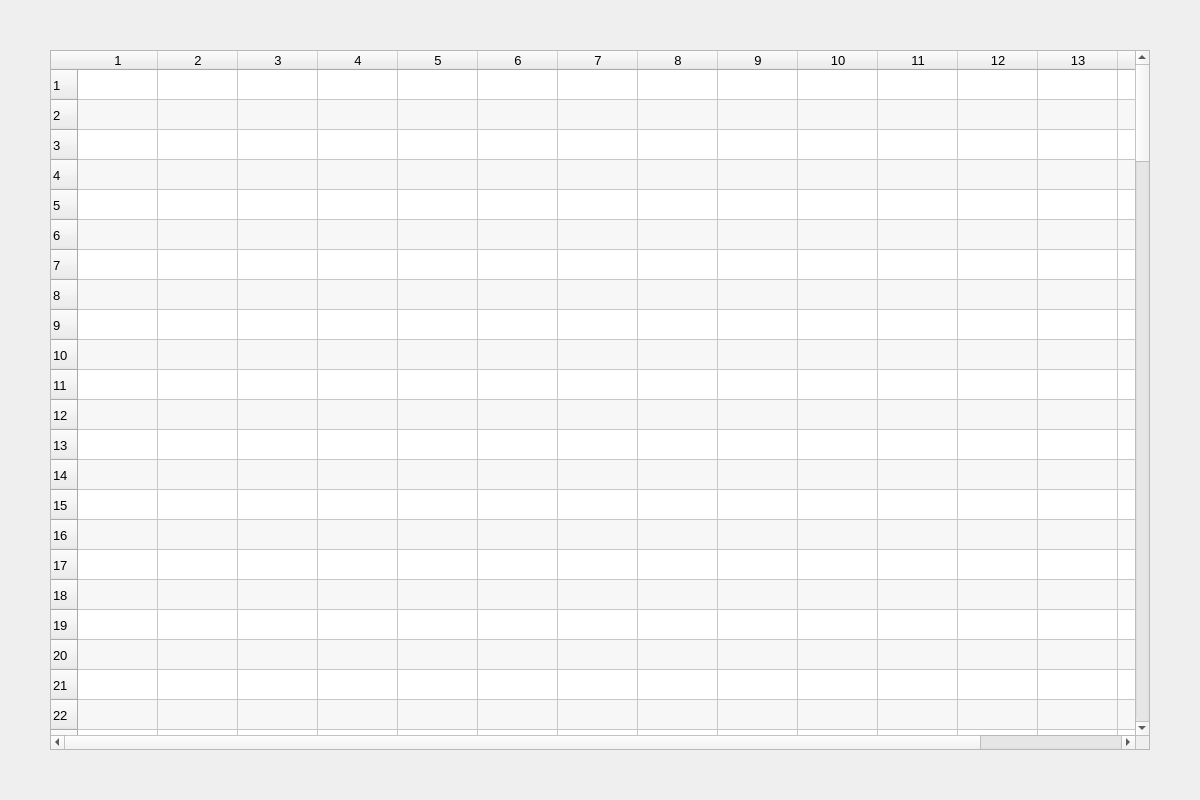
Qt form structured_fund/ui.ui (easttosea/old_investor) before a commit.
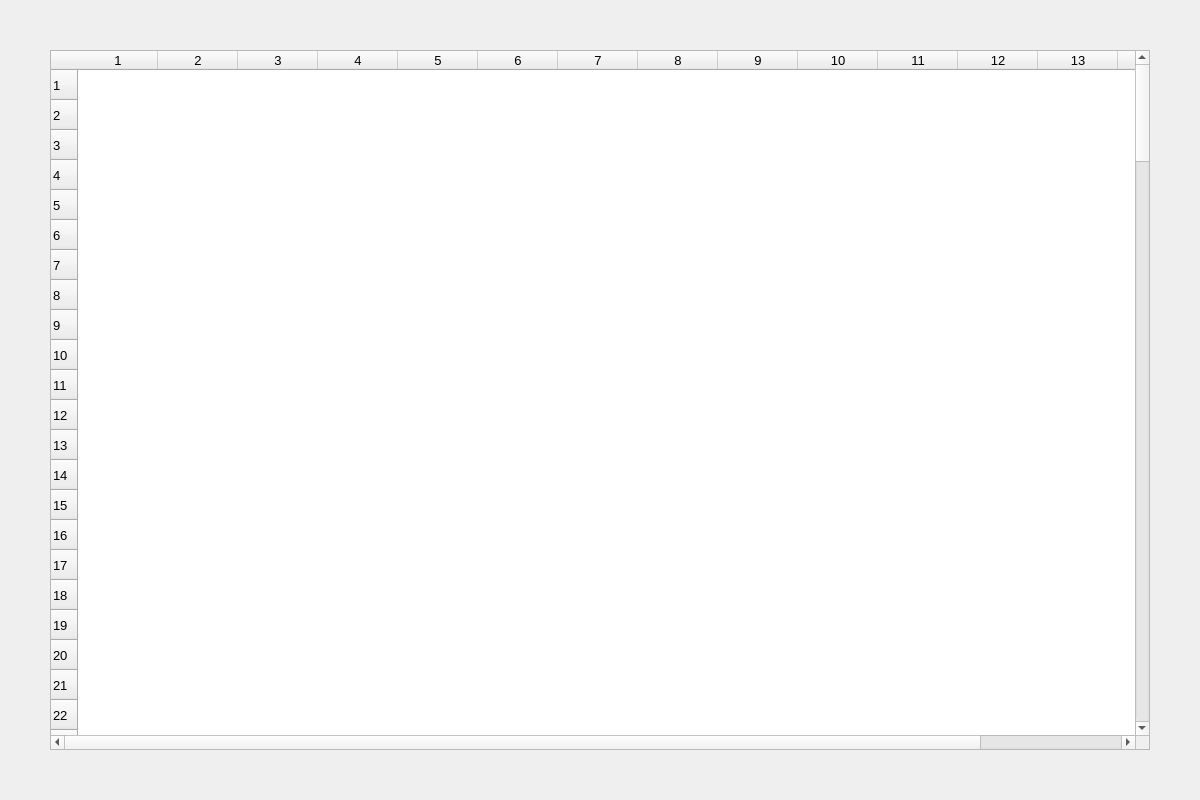
The same form after that commit.

Diff of the .ui file:
```diff
--- a/structured_fund/ui.ui
+++ b/structured_fund/ui.ui
@@ -31,7 +31,7 @@
     <set>QAbstractItemView::NoEditTriggers</set>
    </property>
    <property name="alternatingRowColors">
-    <bool>true</bool>
+    <bool>false</bool>
    </property>
    <property name="selectionMode">
     <enum>QAbstractItemView::SingleSelection</enum>
@@ -43,11 +43,20 @@
     <enum>QAbstractItemView::ScrollPerItem</enum>
    </property>
    <property name="showGrid">
-    <bool>true</bool>
+    <bool>false</bool>
+   </property>
+   <property name="gridStyle">
+    <enum>Qt::SolidLine</enum>
    </property>
    <property name="sortingEnabled">
     <bool>false</bool>
    </property>
+   <property name="wordWrap">
+    <bool>true</bool>
+   </property>
+   <property name="cornerButtonEnabled">
+    <bool>true</bool>
+   </property>
    <property name="rowCount">
     <number>150</number>
    </property>
```
